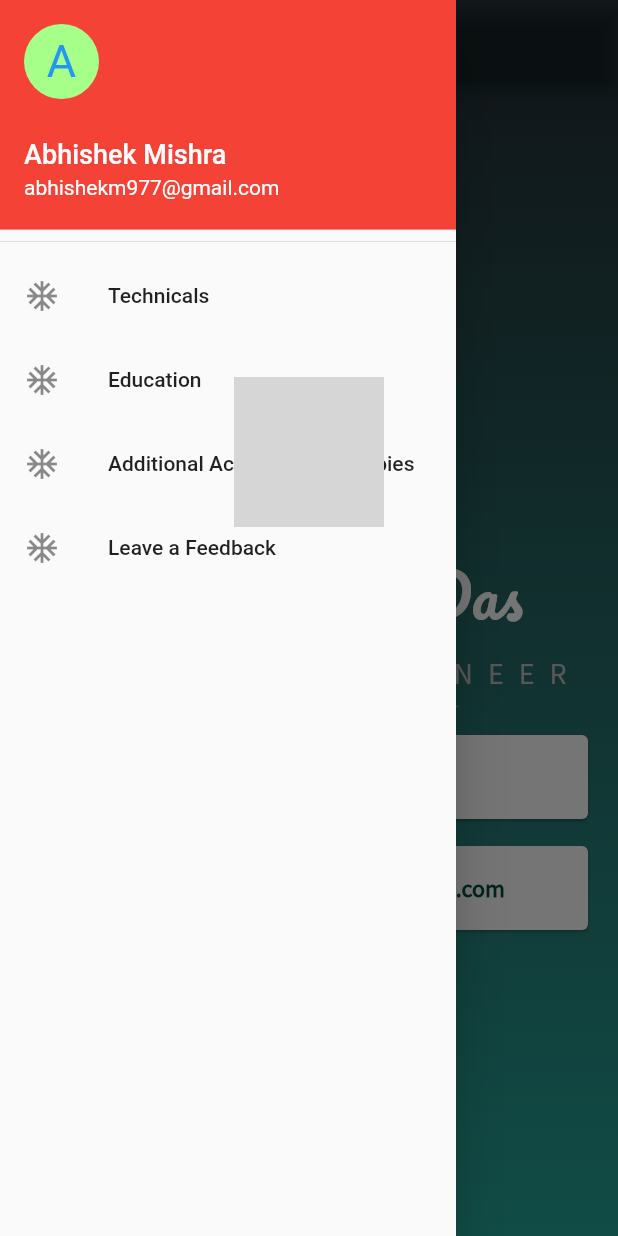
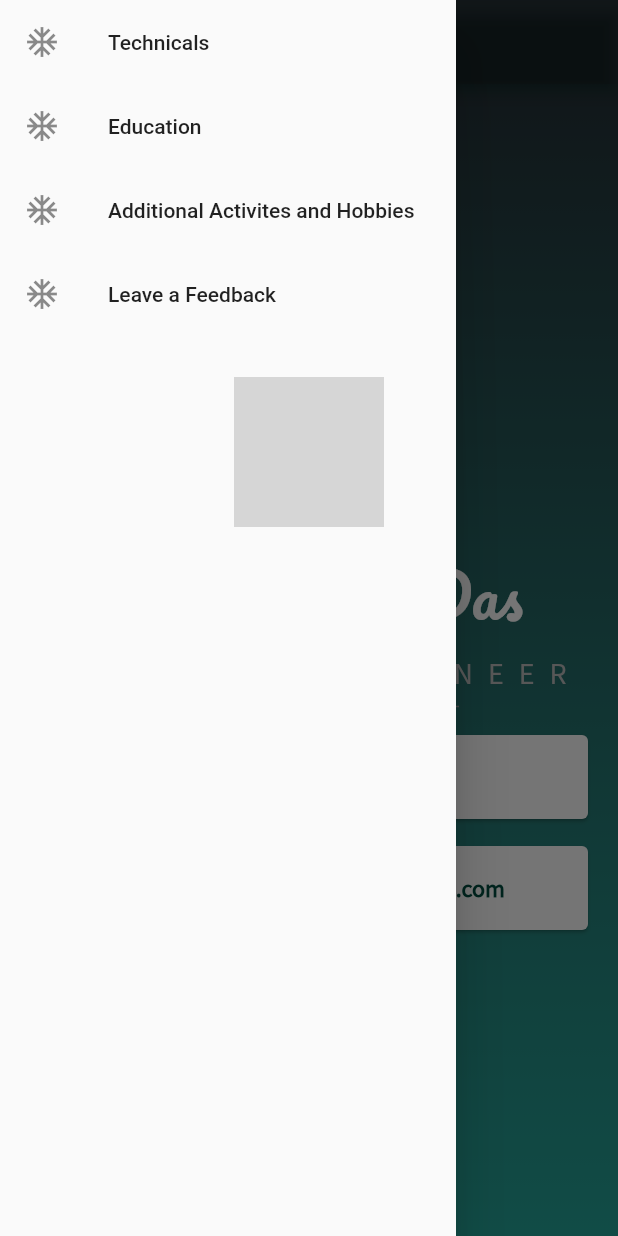
Before and after one commit to ShubhashishDas2597/flutter_application_1, a Flutter app: the screen it shows after launch, with the side drawer open, on a phone screen of 412 x 824 dp. Run offline on Flutter 3.47's test engine with Material 2 defaults, Android fonts, the light colour scheme and no system bars; grey boxes are pictures that could not be loaded.

Commit message:
Update appdrawer.dart

```diff
--- a/lib/appdrawer.dart
+++ b/lib/appdrawer.dart
@@ -5,32 +5,22 @@ class appdrawer extends StatelessWidget {
 
   @override
   Widget build(BuildContext context) {
+    // const email = "Shubhashish.das.cool@outlook.com";
     return Drawer(
         child: SafeArea(
             child: ListView(
       padding: EdgeInsets.zero,
       children: <Widget>[
-        DrawerHeader(
-          padding: EdgeInsets.zero,
-          child: UserAccountsDrawerHeader(
-            decoration: BoxDecoration(color: Colors.red),
-            accountName: Text(
-              "Abhishek Mishra",
-              style: TextStyle(fontSize: 18),
-            ),
-            accountEmail: Text("abhishekm977@gmail.com"),
-            currentAccountPictureSize: Size.square(50),
-            currentAccountPicture: CircleAvatar(
-              backgroundColor: Color.fromARGB(255, 165, 255, 137),
-              child: Text(
-                "A",
-                style: TextStyle(fontSize: 30.0, color: Colors.blue),
-              ), //Text
-            ), //circleAvatar
-          ),
-          // Text("Sections"),
-          // decoration: BoxDecoration(color: Colors.blue),
-        ),
+        // DrawerHeader(
+        //   padding: EdgeInsets.zero,
+        //   child: UserAccountsDrawerHeader(
+        //       decoration: BoxDecoration(color: Colors.teal.shade500),
+        //       accountName: Text(
+        //         "Sections",
+        //         style: TextStyle(fontSize: 18),
+        //       ),
+        //       accountEmail: Text(email)),
+        // ),
         ListTile(
           leading: Icon(
             Icons.ac_unit,
```
